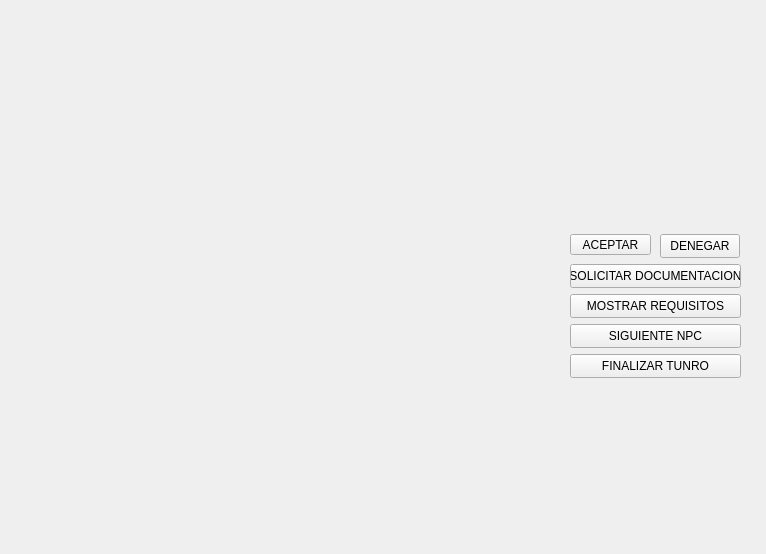
Old version of the form gameplay.ui in the repository facurz55/Paper-Please.
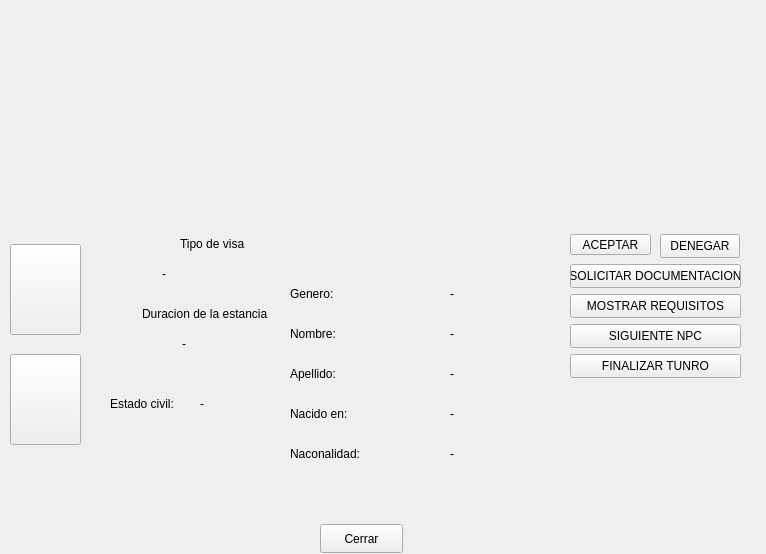
New version of the form. Icons and pictures are not drawn.

Diff of the .ui file:
```diff
--- a/gameplay.ui
+++ b/gameplay.ui
@@ -196,6 +196,749 @@
              <string>FINALIZAR TUNRO</string>
             </property>
            </widget>
+           <widget class="QPushButton" name="documento">
+            <property name="geometry">
+             <rect>
+              <x>10</x>
+              <y>20</y>
+              <width>71</width>
+              <height>91</height>
+             </rect>
+            </property>
+            <property name="styleSheet">
+             <string notr="true">#documento
+{
+	border-image: url(:/documents.png);
+}</string>
+            </property>
+            <property name="text">
+             <string/>
+            </property>
+           </widget>
+           <widget class="QPushButton" name="visa">
+            <property name="geometry">
+             <rect>
+              <x>10</x>
+              <y>130</y>
+              <width>71</width>
+              <height>91</height>
+             </rect>
+            </property>
+            <property name="styleSheet">
+             <string notr="true">#visa
+{
+	
+	border-image: url(:/visaD.png);
+}</string>
+            </property>
+            <property name="text">
+             <string/>
+            </property>
+           </widget>
+           <widget class="QPushButton" name="cerrar">
+            <property name="geometry">
+             <rect>
+              <x>320</x>
+              <y>300</y>
+              <width>83</width>
+              <height>29</height>
+             </rect>
+            </property>
+            <property name="text">
+             <string>Cerrar</string>
+            </property>
+           </widget>
+           <widget class="QLabel" name="datos">
+            <property name="geometry">
+             <rect>
+              <x>250</x>
+              <y>0</y>
+              <width>311</width>
+              <height>291</height>
+             </rect>
+            </property>
+            <property name="styleSheet">
+             <string notr="true">#datos
+{
+	border-image: url(:/docum.png);
+}</string>
+            </property>
+            <property name="text">
+             <string/>
+            </property>
+           </widget>
+           <widget class="QLabel" name="visaD">
+            <property name="geometry">
+             <rect>
+              <x>100</x>
+              <y>0</y>
+              <width>241</width>
+              <height>291</height>
+             </rect>
+            </property>
+            <property name="styleSheet">
+             <string notr="true">#visaD
+{
+	border-image: url(:/visa.png);
+}</string>
+            </property>
+            <property name="text">
+             <string/>
+            </property>
+           </widget>
+           <widget class="QLabel" name="genero">
+            <property name="geometry">
+             <rect>
+              <x>290</x>
+              <y>60</y>
+              <width>63</width>
+              <height>20</height>
+             </rect>
+            </property>
+            <property name="palette">
+             <palette>
+              <active>
+               <colorrole role="WindowText">
+                <brush brushstyle="SolidPattern">
+                 <color alpha="255">
+                  <red>0</red>
+                  <green>0</green>
+                  <blue>0</blue>
+                 </color>
+                </brush>
+               </colorrole>
+              </active>
+              <inactive>
+               <colorrole role="WindowText">
+                <brush brushstyle="SolidPattern">
+                 <color alpha="255">
+                  <red>0</red>
+                  <green>0</green>
+                  <blue>0</blue>
+                 </color>
+                </brush>
+               </colorrole>
+              </inactive>
+              <disabled/>
+             </palette>
+            </property>
+            <property name="text">
+             <string>Genero:</string>
+            </property>
+           </widget>
+           <widget class="QLabel" name="nombre">
+            <property name="geometry">
+             <rect>
+              <x>290</x>
+              <y>100</y>
+              <width>63</width>
+              <height>20</height>
+             </rect>
+            </property>
+            <property name="palette">
+             <palette>
+              <active>
+               <colorrole role="WindowText">
+                <brush brushstyle="SolidPattern">
+                 <color alpha="255">
+                  <red>0</red>
+                  <green>0</green>
+                  <blue>0</blue>
+                 </color>
+                </brush>
+               </colorrole>
+              </active>
+              <inactive>
+               <colorrole role="WindowText">
+                <brush brushstyle="SolidPattern">
+                 <color alpha="255">
+                  <red>0</red>
+                  <green>0</green>
+                  <blue>0</blue>
+                 </color>
+                </brush>
+               </colorrole>
+              </inactive>
+              <disabled/>
+             </palette>
+            </property>
+            <property name="text">
+             <string>Nombre:</string>
+            </property>
+           </widget>
+           <widget class="QLabel" name="apellido">
+            <property name="geometry">
+             <rect>
+              <x>290</x>
+              <y>140</y>
+              <width>63</width>
+              <height>20</height>
+             </rect>
+            </property>
+            <property name="palette">
+             <palette>
+              <active>
+               <colorrole role="WindowText">
+                <brush brushstyle="SolidPattern">
+                 <color alpha="255">
+                  <red>0</red>
+                  <green>0</green>
+                  <blue>0</blue>
+                 </color>
+                </brush>
+               </colorrole>
+              </active>
+              <inactive>
+               <colorrole role="WindowText">
+                <brush brushstyle="SolidPattern">
+                 <color alpha="255">
+                  <red>0</red>
+                  <green>0</green>
+                  <blue>0</blue>
+                 </color>
+                </brush>
+               </colorrole>
+              </inactive>
+              <disabled/>
+             </palette>
+            </property>
+            <property name="text">
+             <string>Apellido:</string>
+            </property>
+           </widget>
+           <widget class="QLabel" name="nacimiento">
+            <property name="geometry">
+             <rect>
+              <x>290</x>
+              <y>180</y>
+              <width>81</width>
+              <height>20</height>
+             </rect>
+            </property>
+            <property name="palette">
+             <palette>
+              <active>
+               <colorrole role="WindowText">
+                <brush brushstyle="SolidPattern">
+                 <color alpha="255">
+                  <red>0</red>
+                  <green>0</green>
+                  <blue>0</blue>
+                 </color>
+                </brush>
+               </colorrole>
+              </active>
+              <inactive>
+               <colorrole role="WindowText">
+                <brush brushstyle="SolidPattern">
+                 <color alpha="255">
+                  <red>0</red>
+                  <green>0</green>
+                  <blue>0</blue>
+                 </color>
+                </brush>
+               </colorrole>
+              </inactive>
+              <disabled/>
+             </palette>
+            </property>
+            <property name="text">
+             <string>Nacido en:</string>
+            </property>
+           </widget>
+           <widget class="QLabel" name="nacionalidad">
+            <property name="geometry">
+             <rect>
+              <x>290</x>
+              <y>220</y>
+              <width>91</width>
+              <height>20</height>
+             </rect>
+            </property>
+            <property name="palette">
+             <palette>
+              <active>
+               <colorrole role="WindowText">
+                <brush brushstyle="SolidPattern">
+                 <color alpha="255">
+                  <red>0</red>
+                  <green>0</green>
+                  <blue>0</blue>
+                 </color>
+                </brush>
+               </colorrole>
+              </active>
+              <inactive>
+               <colorrole role="WindowText">
+                <brush brushstyle="SolidPattern">
+                 <color alpha="255">
+                  <red>0</red>
+                  <green>0</green>
+                  <blue>0</blue>
+                 </color>
+                </brush>
+               </colorrole>
+              </inactive>
+              <disabled/>
+             </palette>
+            </property>
+            <property name="text">
+             <string>Naconalidad:</string>
+            </property>
+           </widget>
+           <widget class="QLabel" name="timer">
+            <property name="geometry">
+             <rect>
+              <x>10</x>
+              <y>310</y>
+              <width>63</width>
+              <height>20</height>
+             </rect>
+            </property>
+            <property name="text">
+             <string/>
+            </property>
+           </widget>
+           <widget class="QLabel" name="generoD">
+            <property name="geometry">
+             <rect>
+              <x>450</x>
+              <y>60</y>
+              <width>63</width>
+              <height>20</height>
+             </rect>
+            </property>
+            <property name="palette">
+             <palette>
+              <active>
+               <colorrole role="WindowText">
+                <brush brushstyle="SolidPattern">
+                 <color alpha="255">
+                  <red>0</red>
+                  <green>0</green>
+                  <blue>0</blue>
+                 </color>
+                </brush>
+               </colorrole>
+              </active>
+              <inactive>
+               <colorrole role="WindowText">
+                <brush brushstyle="SolidPattern">
+                 <color alpha="255">
+                  <red>0</red>
+                  <green>0</green>
+                  <blue>0</blue>
+                 </color>
+                </brush>
+               </colorrole>
+              </inactive>
+              <disabled/>
+             </palette>
+            </property>
+            <property name="text">
+             <string>-</string>
+            </property>
+           </widget>
+           <widget class="QLabel" name="nombreD">
+            <property name="geometry">
+             <rect>
+              <x>450</x>
+              <y>100</y>
+              <width>63</width>
+              <height>20</height>
+             </rect>
+            </property>
+            <property name="palette">
+             <palette>
+              <active>
+               <colorrole role="WindowText">
+                <brush brushstyle="SolidPattern">
+                 <color alpha="255">
+                  <red>0</red>
+                  <green>0</green>
+                  <blue>0</blue>
+                 </color>
+                </brush>
+               </colorrole>
+              </active>
+              <inactive>
+               <colorrole role="WindowText">
+                <brush brushstyle="SolidPattern">
+                 <color alpha="255">
+                  <red>0</red>
+                  <green>0</green>
+                  <blue>0</blue>
+                 </color>
+                </brush>
+               </colorrole>
+              </inactive>
+              <disabled/>
+             </palette>
+            </property>
+            <property name="text">
+             <string>-</string>
+            </property>
+           </widget>
+           <widget class="QLabel" name="apellidoD">
+            <property name="geometry">
+             <rect>
+              <x>450</x>
+              <y>140</y>
+              <width>63</width>
+              <height>20</height>
+             </rect>
+            </property>
+            <property name="palette">
+             <palette>
+              <active>
+               <colorrole role="WindowText">
+                <brush brushstyle="SolidPattern">
+                 <color alpha="255">
+                  <red>0</red>
+                  <green>0</green>
+                  <blue>0</blue>
+                 </color>
+                </brush>
+               </colorrole>
+              </active>
+              <inactive>
+               <colorrole role="WindowText">
+                <brush brushstyle="SolidPattern">
+                 <color alpha="255">
+                  <red>0</red>
+                  <green>0</green>
+                  <blue>0</blue>
+                 </color>
+                </brush>
+               </colorrole>
+              </inactive>
+              <disabled/>
+             </palette>
+            </property>
+            <property name="text">
+             <string>-</string>
+            </property>
+           </widget>
+           <widget class="QLabel" name="nacimientoD">
+            <property name="geometry">
+             <rect>
+              <x>450</x>
+              <y>180</y>
+              <width>63</width>
+              <height>20</height>
+             </rect>
+            </property>
+            <property name="palette">
+             <palette>
+              <active>
+               <colorrole role="WindowText">
+                <brush brushstyle="SolidPattern">
+                 <color alpha="255">
+                  <red>0</red>
+                  <green>0</green>
+                  <blue>0</blue>
+                 </color>
+                </brush>
+               </colorrole>
+              </active>
+              <inactive>
+               <colorrole role="WindowText">
+                <brush brushstyle="SolidPattern">
+                 <color alpha="255">
+                  <red>0</red>
+                  <green>0</green>
+                  <blue>0</blue>
+                 </color>
+                </brush>
+               </colorrole>
+              </inactive>
+              <disabled/>
+             </palette>
+            </property>
+            <property name="text">
+             <string>-</string>
+            </property>
+           </widget>
+           <widget class="QLabel" name="nacionalidadD">
+            <property name="geometry">
+             <rect>
+              <x>450</x>
+              <y>220</y>
+              <width>91</width>
+              <height>20</height>
+             </rect>
+            </property>
+            <property name="palette">
+             <palette>
+              <active>
+               <colorrole role="WindowText">
+                <brush brushstyle="SolidPattern">
+                 <color alpha="255">
+                  <red>0</red>
+                  <green>0</green>
+                  <blue>0</blue>
+                 </color>
+                </brush>
+               </colorrole>
+              </active>
+              <inactive>
+               <colorrole role="WindowText">
+                <brush brushstyle="SolidPattern">
+                 <color alpha="255">
+                  <red>0</red>
+                  <green>0</green>
+                  <blue>0</blue>
+                 </color>
+                </brush>
+               </colorrole>
+              </inactive>
+              <disabled/>
+             </palette>
+            </property>
+            <property name="text">
+             <string>-</string>
+            </property>
+           </widget>
+           <widget class="QLabel" name="visa_2">
+            <property name="geometry">
+             <rect>
+              <x>180</x>
+              <y>10</y>
+              <width>91</width>
+              <height>20</height>
+             </rect>
+            </property>
+            <property name="palette">
+             <palette>
+              <active>
+               <colorrole role="WindowText">
+                <brush brushstyle="SolidPattern">
+                 <color alpha="255">
+                  <red>0</red>
+                  <green>0</green>
+                  <blue>0</blue>
+                 </color>
+                </brush>
+               </colorrole>
+              </active>
+              <inactive>
+               <colorrole role="WindowText">
+                <brush brushstyle="SolidPattern">
+                 <color alpha="255">
+                  <red>0</red>
+                  <green>0</green>
+                  <blue>0</blue>
+                 </color>
+                </brush>
+               </colorrole>
+              </inactive>
+              <disabled/>
+             </palette>
+            </property>
+            <property name="text">
+             <string>Tipo de visa</string>
+            </property>
+           </widget>
+           <widget class="QLabel" name="visaD_2">
+            <property name="geometry">
+             <rect>
+              <x>162</x>
+              <y>40</y>
+              <width>121</width>
+              <height>20</height>
+             </rect>
+            </property>
+            <property name="palette">
+             <palette>
+              <active>
+               <colorrole role="WindowText">
+                <brush brushstyle="SolidPattern">
+                 <color alpha="255">
+                  <red>0</red>
+                  <green>0</green>
+                  <blue>0</blue>
+                 </color>
+                </brush>
+               </colorrole>
+              </active>
+              <inactive>
+               <colorrole role="WindowText">
+                <brush brushstyle="SolidPattern">
+                 <color alpha="255">
+                  <red>0</red>
+                  <green>0</green>
+                  <blue>0</blue>
+                 </color>
+                </brush>
+               </colorrole>
+              </inactive>
+              <disabled/>
+             </palette>
+            </property>
+            <property name="text">
+             <string>-</string>
+            </property>
+           </widget>
+           <widget class="QLabel" name="duracion">
+            <property name="geometry">
+             <rect>
+              <x>142</x>
+              <y>80</y>
+              <width>161</width>
+              <height>20</height>
+             </rect>
+            </property>
+            <property name="palette">
+             <palette>
+              <active>
+               <colorrole role="WindowText">
+                <brush brushstyle="SolidPattern">
+                 <color alpha="255">
+                  <red>0</red>
+                  <green>0</green>
+                  <blue>0</blue>
+                 </color>
+                </brush>
+               </colorrole>
+              </active>
+              <inactive>
+               <colorrole role="WindowText">
+                <brush brushstyle="SolidPattern">
+                 <color alpha="255">
+                  <red>0</red>
+                  <green>0</green>
+                  <blue>0</blue>
+                 </color>
+                </brush>
+               </colorrole>
+              </inactive>
+              <disabled/>
+             </palette>
+            </property>
+            <property name="text">
+             <string>Duracion de la estancia</string>
+            </property>
+           </widget>
+           <widget class="QLabel" name="duracionD">
+            <property name="geometry">
+             <rect>
+              <x>182</x>
+              <y>110</y>
+              <width>81</width>
+              <height>20</height>
+             </rect>
+            </property>
+            <property name="palette">
+             <palette>
+              <active>
+               <colorrole role="WindowText">
+                <brush brushstyle="SolidPattern">
+                 <color alpha="255">
+                  <red>0</red>
+                  <green>0</green>
+                  <blue>0</blue>
+                 </color>
+                </brush>
+               </colorrole>
+              </active>
+              <inactive>
+               <colorrole role="WindowText">
+                <brush brushstyle="SolidPattern">
+                 <color alpha="255">
+                  <red>0</red>
+                  <green>0</green>
+                  <blue>0</blue>
+                 </color>
+                </brush>
+               </colorrole>
+              </inactive>
+              <disabled/>
+             </palette>
+            </property>
+            <property name="text">
+             <string>-</string>
+            </property>
+           </widget>
+           <widget class="QLabel" name="estadoCIVIL">
+            <property name="geometry">
+             <rect>
+              <x>110</x>
+              <y>170</y>
+              <width>81</width>
+              <height>20</height>
+             </rect>
+            </property>
+            <property name="palette">
+             <palette>
+              <active>
+               <colorrole role="WindowText">
+                <brush brushstyle="SolidPattern">
+                 <color alpha="255">
+                  <red>0</red>
+                  <green>0</green>
+                  <blue>0</blue>
+                 </color>
+                </brush>
+               </colorrole>
+              </active>
+              <inactive>
+               <colorrole role="WindowText">
+                <brush brushstyle="SolidPattern">
+                 <color alpha="255">
+                  <red>0</red>
+                  <green>0</green>
+                  <blue>0</blue>
+                 </color>
+                </brush>
+               </colorrole>
+              </inactive>
+              <disabled/>
+             </palette>
+            </property>
+            <property name="text">
+             <string>Estado civil:</string>
+            </property>
+           </widget>
+           <widget class="QLabel" name="estadoCIVILd">
+            <property name="geometry">
+             <rect>
+              <x>200</x>
+              <y>170</y>
+              <width>63</width>
+              <height>20</height>
+             </rect>
+            </property>
+            <property name="palette">
+             <palette>
+              <active>
+               <colorrole role="WindowText">
+                <brush brushstyle="SolidPattern">
+                 <color alpha="255">
+                  <red>0</red>
+                  <green>0</green>
+                  <blue>0</blue>
+                 </color>
+                </brush>
+               </colorrole>
+              </active>
+              <inactive>
+               <colorrole role="WindowText">
+                <brush brushstyle="SolidPattern">
+                 <color alpha="255">
+                  <red>0</red>
+                  <green>0</green>
+                  <blue>0</blue>
+                 </color>
+                </brush>
+               </colorrole>
+              </inactive>
+              <disabled/>
+             </palette>
+            </property>
+            <property name="text">
+             <string>-</string>
+            </property>
+           </widget>
           </widget>
          </item>
         </layout>
```
Left out of the diff: 8 changed lines with no effect on the pictures.
